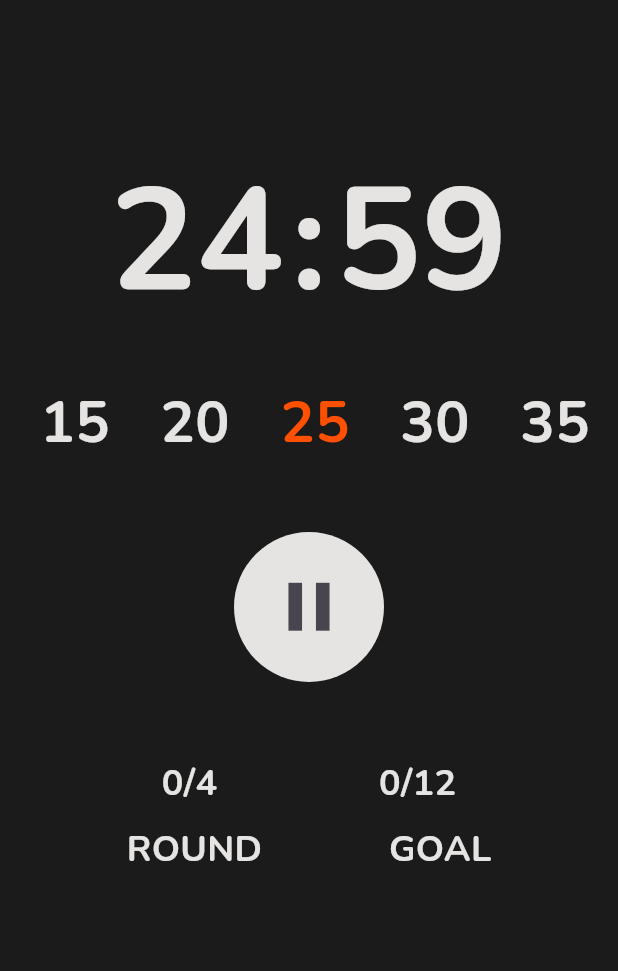
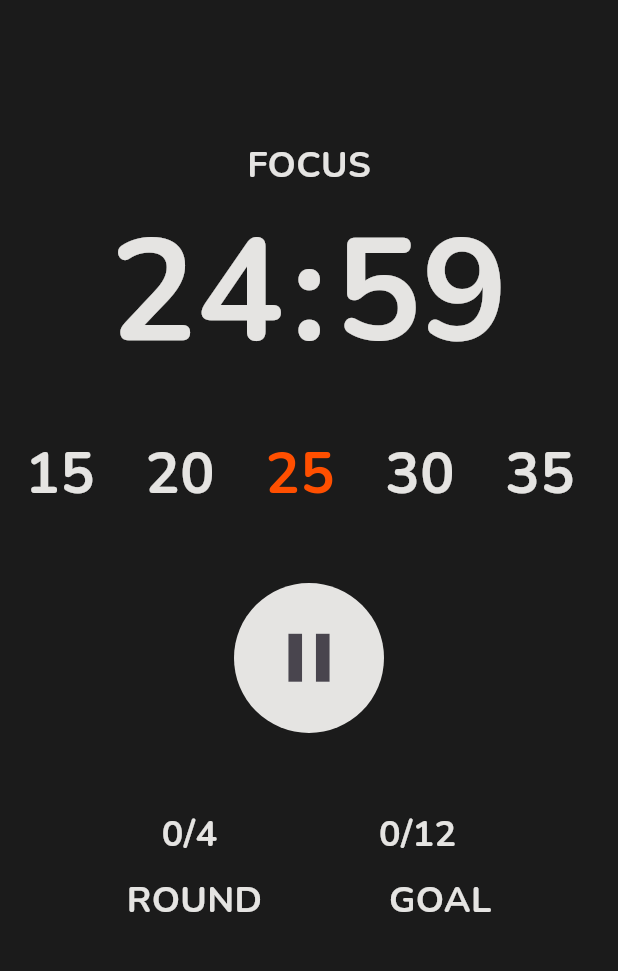
Before and after one commit to hpzynha/pomodero_app, a Flutter app: the screen it shows once a user with an empty profile is signed in, after a tap on the "play arrow" icon, on a phone screen of 412 x 824 dp, the part 65-1036 px from its top. Run offline on Flutter 3.47's test engine with Material 3 defaults, Android fonts, the light colour scheme and no system bars; our stand-ins replace animated_splash_screen, easy_localization, firebase_auth, firebase_core, flutter_svg, google_fonts and 1 more; accounts and stored records are empty; network calls fail.

Commit message:
pomodoro working

```diff
--- a/lib/pages/home_page.dart
+++ b/lib/pages/home_page.dart
@@ -1,5 +1,6 @@
 import 'package:firebase_auth/firebase_auth.dart';
 import 'package:flutter/material.dart';
+import 'package:pomodero_app/service/time_service.dart';
 import 'package:pomodero_app/style/colors.dart';
 import 'package:pomodero_app/style/text_styles.dart';
 import 'package:pomodero_app/widgets/progress_widget.dart';
@@ -7,6 +8,7 @@ import 'package:pomodero_app/widgets/progress_widget.dart';
 import 'package:pomodero_app/widgets/timer_controller.dart';
 import 'package:pomodero_app/widgets/time_options.dart';
 import 'package:pomodero_app/widgets/timer_widget.dart';
+import 'package:provider/provider.dart';
 
 class HomePage extends StatelessWidget {
   const HomePage({super.key});
@@ -17,10 +19,11 @@ class HomePage extends StatelessWidget {
 
   @override
   Widget build(BuildContext context) {
+    final provider = Provider.of<TimerService>(context);
     return Scaffold(
       appBar: AppBar(
         elevation: 0,
-        backgroundColor: backgoundColorDarkMode,
+        backgroundColor: renderColor(provider.currentState),
         title: Text(
           'Pomodero',
           style: PomoderoTextStyles.titleText,
@@ -29,11 +32,13 @@ class HomePage extends StatelessWidget {
           IconButton(
             icon: const Icon(Icons.refresh),
             iconSize: 40,
-            onPressed: () {},
+            onPressed: () {
+              Provider.of<TimerService>(context, listen: false).reset();
+            },
           ),
         ],
       ),
-      backgroundColor: backgoundColorDarkMode,
+      backgroundColor: renderColor(provider.currentState),
       body: SingleChildScrollView(
         child: Container(
           alignment: Alignment.center,
--- a/lib/service/time_service.dart
+++ b/lib/service/time_service.dart
@@ -7,12 +7,19 @@ class TimerService extends ChangeNotifier {
   double currentDuration = 1500;
   double selectedTime = 1500;
   bool timerPlaying = false;
+  int rounds = 0;
+  int goal = 0;
+  String currentState = "FOCUS";
 
   void start() {
     timerPlaying = true;
     _timer = Timer.periodic(Duration(seconds: 1), (timer) {
-      currentDuration--;
-      notifyListeners();
+      if (currentDuration == 0) {
+        handleNextRound();
+      } else {
+        currentDuration--;
+        notifyListeners();
+      }
     });
   }
 
@@ -27,4 +34,39 @@ class TimerService extends ChangeNotifier {
     currentDuration = seconds;
     notifyListeners();
   }
+
+  void reset() {
+    _timer.cancel();
+    currentState = "FOCUS";
+    currentDuration = selectedTime = 1500;
+    rounds = goal = 0;
+    timerPlaying = false;
+    notifyListeners();
+  }
+
+  void handleNextRound() {
+    if (currentState == "FOCUS" && rounds != 3) {
+      currentState = "BREAK";
+      currentDuration = 300;
+      selectedTime = 300;
+      rounds++;
+      goal++;
+    } else if (currentState == "BREAK") {
+      currentState = "FOCUS";
+      currentDuration = 1500;
+      selectedTime = 1500;
+    } else if (currentState == "FOCUS" && rounds == 3) {
+      currentState = "LONGBREAK";
+      currentDuration = 1500;
+      selectedTime = 1500;
+      rounds++;
+      goal++;
+    } else if (currentState == "LONGBREAK") {
+      currentState = "FOCUS";
+      currentDuration = 1500;
+      selectedTime = 1500;
+      rounds = 0;
+    }
+    notifyListeners();
+  }
 }
--- a/lib/style/colors.dart
+++ b/lib/style/colors.dart
@@ -16,6 +16,20 @@ Color onyx = const Color(0xFF353839);
 
 Color springGreen = const Color(0XFF04F16F);
 
+Color darkSpringGreen = const Color(0xFF177245);
+
 Color aerospaceorange = const Color(0xFFFF4F00);
 
 Color awardColor = const Color(0xFFFFD700);
+
+Color azure = const Color(0xFF007FFF);
+
+Color renderColor(String currentState) {
+  if (currentState == "FOCUS") {
+    return backgoundColorDarkMode;
+  } else if (currentState == "LONGBREAK") {
+    return azure;
+  } else {
+    return darkSpringGreen;
+  }
+}
--- a/lib/utils/time_list.dart
+++ b/lib/utils/time_list.dart
@@ -1,4 +1,5 @@
 List<String> selectableTimes = [
+  "100",
   "300", // 5 minutes
   "600", // 10 minutes
   "900", // 15 minutes
--- a/lib/widgets/progress_widget.dart
+++ b/lib/widgets/progress_widget.dart
@@ -1,22 +1,25 @@
 import 'package:flutter/material.dart';
+import 'package:pomodero_app/service/time_service.dart';
 import 'package:pomodero_app/style/text_styles.dart';
+import 'package:provider/provider.dart';
 
 class ProgressWidget extends StatelessWidget {
   const ProgressWidget({super.key});
 
   @override
   Widget build(BuildContext context) {
+    final provider = Provider.of<TimerService>(context);
     return Column(
       children: [
         Row(
           mainAxisAlignment: MainAxisAlignment.spaceEvenly,
           children: [
             Text(
-              '0/4',
+              "${provider.rounds}/4",
               style: PomoderoTextStyles.titleText,
             ),
             Text(
-              '0/12',
+              "${provider.goal}/12",
               style: PomoderoTextStyles.titleText,
             ),
           ],
--- a/lib/widgets/time_options.dart
+++ b/lib/widgets/time_options.dart
@@ -11,7 +11,7 @@ class TimeOptions extends StatelessWidget {
   Widget build(BuildContext context) {
     final provider = Provider.of<TimerService>(context);
     return SingleChildScrollView(
-      controller: ScrollController(initialScrollOffset: 155),
+      controller: ScrollController(initialScrollOffset: 245),
       scrollDirection: Axis.horizontal,
       child: Row(
         children: selectableTimes.map((time) {
--- a/lib/widgets/timer_widget.dart
+++ b/lib/widgets/timer_widget.dart
@@ -11,10 +11,20 @@ class TimerWidget extends StatelessWidget {
     final provider = Provider.of<TimerService>(context);
     final seconds = provider.currentDuration % 60;
     final minutes = provider.currentDuration ~/ 60;
-    return Row(
+    return Column(
       children: [
         Text(
-          minutes.toString(),
+          provider.currentState,
+          style: PomoderoTextStyles.titleText,
+        ),
+        Row(
+          children: [
+            Text(
+              minutes == 0
+                  ? "00"
+                  : (minutes < 10)
+                      ? "0${minutes.round()}"
+                      : minutes.round().toString(),
               style: PomoderoTextStyles.pomodoroTimer,
             ),
             const SizedBox(width: 5),
@@ -31,6 +41,8 @@ class TimerWidget extends StatelessWidget {
                         : seconds.round().toString(),
                 style: PomoderoTextStyles.pomodoroTimer),
           ],
+        ),
+      ],
     );
   }
 }
```
Lines whose indentation alone changed are shown as unchanged.
